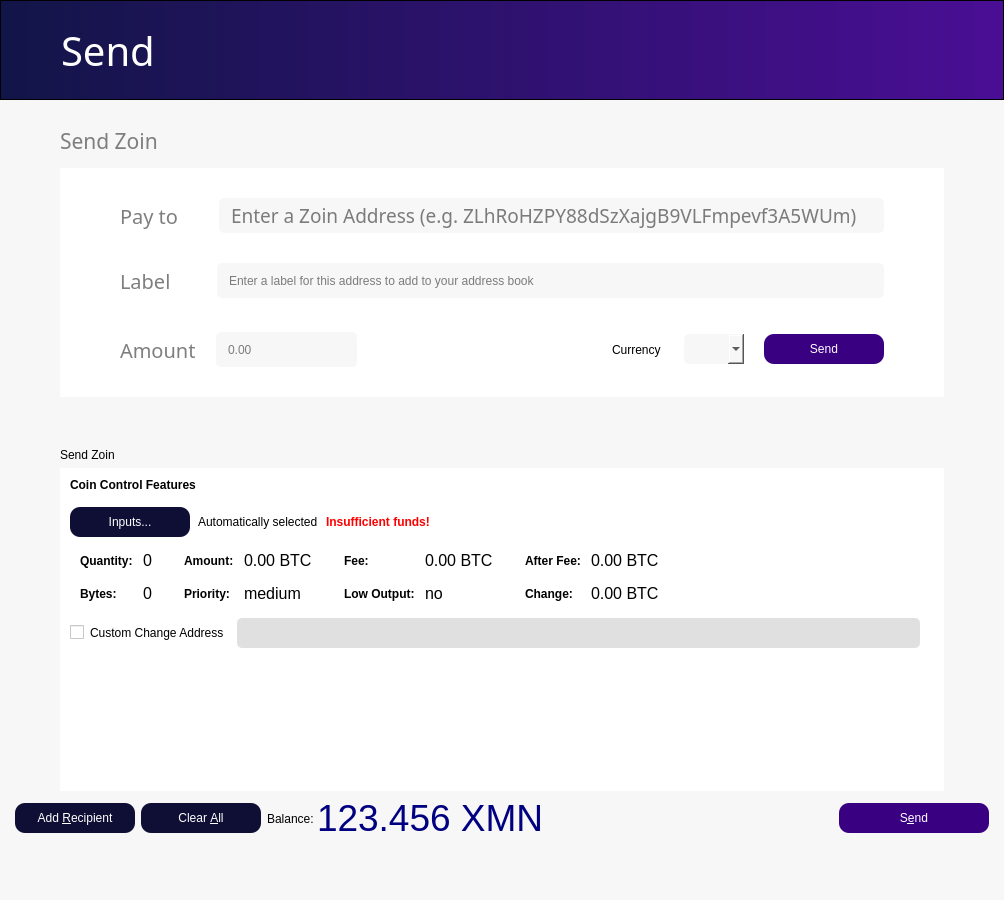
First picture: the form in src/qt/forms/sendcoinsdialog.ui, repository noirofficial/noir, before the edit.
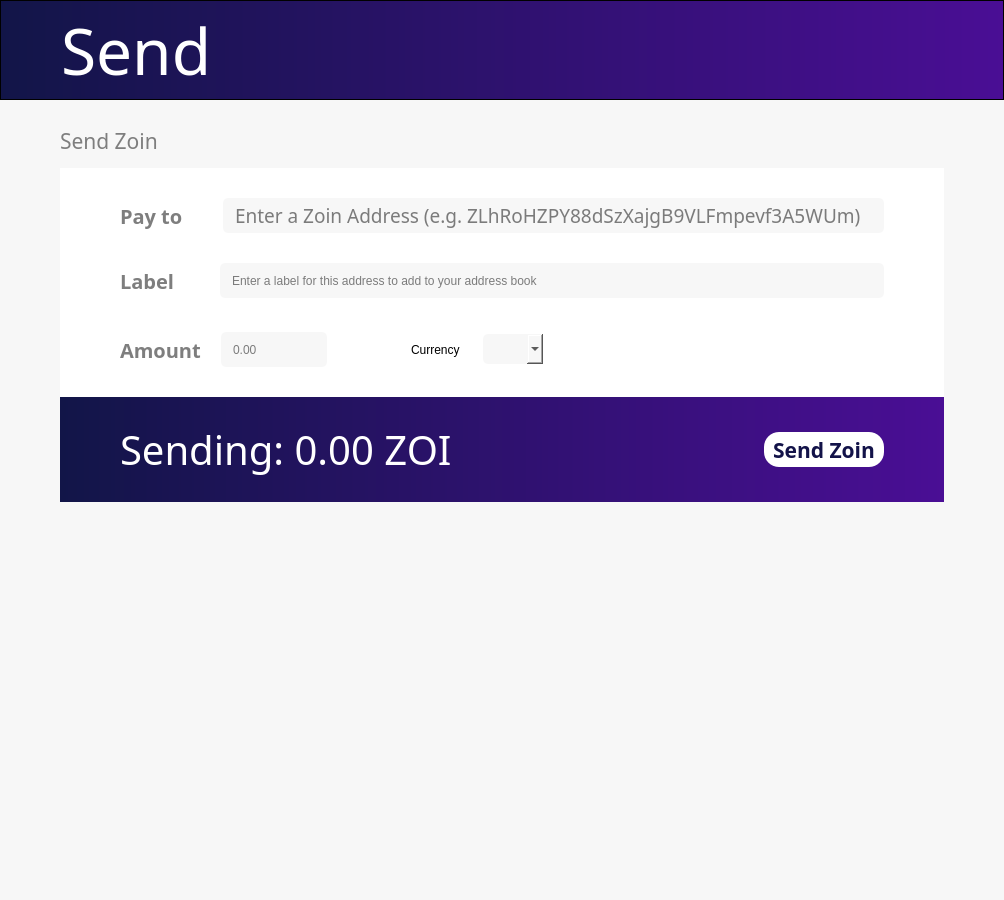
Second picture: the form after the edit. Icons and pictures are not drawn.

Commit message: HTTP helper function/ added workin font/ modified UI/ Set intitialization code for status bar placement

```diff
--- a/src/qt/forms/sendcoinsdialog.ui
+++ b/src/qt/forms/sendcoinsdialog.ui
@@ -16,7 +16,7 @@
   <property name="styleSheet">
    <string notr="true">background-color:rgba(247, 247, 247, 250);</string>
   </property>
-  <layout class="QVBoxLayout" name="verticalLayout" stretch="0,0,0,0,0">
+  <layout class="QVBoxLayout" name="verticalLayout" stretch="0,0,0,0">
    <property name="leftMargin">
     <number>0</number>
    </property>
@@ -72,15 +72,24 @@
           <enum>QFrame::Raised</enum>
          </property>
          <layout class="QVBoxLayout" name="verticalLayout_3">
+          <property name="spacing">
+           <number>0</number>
+          </property>
           <property name="leftMargin">
            <number>60</number>
           </property>
+          <property name="topMargin">
+           <number>0</number>
+          </property>
+          <property name="bottomMargin">
+           <number>0</number>
+          </property>
           <item>
            <widget class="QLabel" name="label_3">
             <property name="font">
              <font>
-              <family>Source Sans Pro</family>
-              <pointsize>30</pointsize>
+              <family>ZoinLight</family>
+              <pointsize>48</pointsize>
              </font>
             </property>
             <property name="styleSheet">
@@ -149,17 +158,31 @@
          <number>30</number>
         </property>
         <property name="leftMargin">
-         <number>60</number>
+         <number>0</number>
         </property>
         <property name="topMargin">
          <number>30</number>
         </property>
         <property name="rightMargin">
-         <number>60</number>
+         <number>0</number>
         </property>
         <property name="bottomMargin">
+         <number>0</number>
+        </property>
+        <item>
+         <layout class="QVBoxLayout" name="verticalLayout_2">
+          <property name="spacing">
          <number>30</number>
         </property>
+          <property name="leftMargin">
+           <number>60</number>
+          </property>
+          <property name="topMargin">
+           <number>0</number>
+          </property>
+          <property name="rightMargin">
+           <number>60</number>
+          </property>
         <item>
          <layout class="QHBoxLayout" name="horizontalLayout">
           <property name="spacing">
@@ -172,8 +195,10 @@
            <widget class="QLabel" name="label_4">
             <property name="font">
              <font>
-              <family>Source Sans Pro</family>
+                <family>ZoinSemiBold</family>
               <pointsize>15</pointsize>
+                <weight>75</weight>
+                <bold>true</bold>
              </font>
             </property>
             <property name="styleSheet">
@@ -242,8 +267,10 @@
            <widget class="QLabel" name="label_5">
             <property name="font">
              <font>
-              <family>Source Sans Pro</family>
+                <family>ZoinSemiBold</family>
               <pointsize>15</pointsize>
+                <weight>75</weight>
+                <bold>true</bold>
              </font>
             </property>
             <property name="styleSheet">
@@ -287,8 +314,10 @@
            <widget class="QLabel" name="label_6">
             <property name="font">
              <font>
-              <family>Source Sans Pro</family>
+                <family>ZoinSemiBold</family>
               <pointsize>15</pointsize>
+                <weight>75</weight>
+                <bold>true</bold>
              </font>
             </property>
             <property name="styleSheet">
@@ -327,7 +356,7 @@
              <number>2</number>
             </property>
             <property name="text">
-             <string>ADD SPACE IN THIS LABEL TO MAKE </string>
+               <string> SPACE</string>
             </property>
            </widget>
           </item>
@@ -361,707 +390,101 @@
            </widget>
           </item>
           <item>
-           <widget class="QPushButton" name="pushButton">
-            <property name="styleSheet">
-             <string notr="true">background-color: rgb(57, 0, 130);
-color: white;
-border-radius:10px;
-height:30px;
-width:120px;</string>
-            </property>
-            <property name="text">
-             <string>Send</string>
-            </property>
-           </widget>
-          </item>
-         </layout>
-        </item>
-       </layout>
-      </widget>
-     </item>
-    </layout>
-   </item>
-   <item>
-    <layout class="QVBoxLayout" name="MainWindow">
-     <property name="leftMargin">
-      <number>60</number>
-     </property>
-     <property name="topMargin">
-      <number>25</number>
-     </property>
-     <property name="rightMargin">
-      <number>60</number>
-     </property>
-     <item>
       <widget class="QLabel" name="label_2">
+              <property name="styleSheet">
+               <string notr="true">color: white;</string>
+              </property>
        <property name="text">
-        <string>Send Zoin</string>
+               <string>THIS LABEL IS A SPACER SO ADD TEXT TO IT TO FIX SP</string>
        </property>
       </widget>
      </item>
+           </layout>
+          </item>
+         </layout>
+        </item>
      <item>
-      <widget class="QFrame" name="frameCoinControl">
-       <property name="sizePolicy">
-        <sizepolicy hsizetype="Expanding" vsizetype="Expanding">
-         <horstretch>0</horstretch>
-         <verstretch>0</verstretch>
-        </sizepolicy>
-       </property>
-       <property name="maximumSize">
-        <size>
-         <width>16777215</width>
-         <height>16777215</height>
-        </size>
-       </property>
+         <widget class="QFrame" name="frame_2">
        <property name="styleSheet">
-        <string notr="true">background-color:rgba(255, 255, 255, 255);
-border: 0</string>
+           <string notr="true">background: QLinearGradient(x1: 0, y1: 0, x2: 1, y2: 0, stop: 0 #121548, stop: 1 #4a0e95);</string>
        </property>
        <property name="frameShape">
         <enum>QFrame::StyledPanel</enum>
        </property>
        <property name="frameShadow">
-        <enum>QFrame::Sunken</enum>
-       </property>
-       <layout class="QVBoxLayout" name="verticalLayoutCoinControl2">
-        <property name="spacing">
-         <number>6</number>
-        </property>
+           <enum>QFrame::Raised</enum>
+          </property>
+          <layout class="QHBoxLayout" name="horizontalLayout_7">
         <property name="leftMargin">
-         <number>0</number>
+            <number>60</number>
         </property>
         <property name="topMargin">
-         <number>0</number>
+            <number>25</number>
         </property>
         <property name="rightMargin">
-         <number>0</number>
+            <number>60</number>
         </property>
         <property name="bottomMargin">
-         <number>4</number>
+            <number>25</number>
         </property>
         <item>
-         <layout class="QVBoxLayout" name="verticalLayoutCoinControl" stretch="0,0,0,0,0,1">
-          <property name="spacing">
-           <number>0</number>
-          </property>
-          <property name="leftMargin">
-           <number>10</number>
-          </property>
-          <property name="topMargin">
-           <number>10</number>
-          </property>
+            <widget class="QLabel" name="label_10">
+             <property name="font">
+              <font>
+               <family>ZoinLight</family>
+               <pointsize>30</pointsize>
+               <weight>50</weight>
+               <italic>false</italic>
+               <bold>false</bold>
+              </font>
+             </property>
+             <property name="styleSheet">
+              <string notr="true">color: white;
+background-color: rgba(0,0,0,0);
+font: url(:/fonts/SourceSansPro-Light);
+</string>
+             </property>
+             <property name="text">
+              <string>Sending: 0.00 ZOI</string>
+             </property>
+            </widget>
+           </item>
           <item>
-           <layout class="QHBoxLayout" name="horizontalLayoutCoinControl1">
-            <property name="bottomMargin">
-             <number>15</number>
-            </property>
-            <item>
-             <widget class="QLabel" name="labelCoinControlFeatures">
+            <widget class="QPushButton" name="pushButton">
               <property name="sizePolicy">
-               <sizepolicy hsizetype="Preferred" vsizetype="Maximum">
+              <sizepolicy hsizetype="Fixed" vsizetype="Fixed">
                 <horstretch>0</horstretch>
                 <verstretch>0</verstretch>
                </sizepolicy>
               </property>
+             <property name="minimumSize">
+              <size>
+               <width>0</width>
+               <height>35</height>
+              </size>
+             </property>
               <property name="font">
                <font>
+               <family>ZoinSemiBold</family>
+               <pointsize>16</pointsize>
                 <weight>75</weight>
                 <bold>true</bold>
                </font>
               </property>
               <property name="styleSheet">
-               <string notr="true">font-weight:bold;</string>
-              </property>
-              <property name="text">
-               <string>Coin Control Features</string>
-              </property>
-             </widget>
-            </item>
-           </layout>
-          </item>
-          <item>
-           <layout class="QHBoxLayout" name="horizontalLayoutCoinControl2" stretch="0,0,0,0">
-            <property name="spacing">
-             <number>8</number>
-            </property>
-            <property name="bottomMargin">
-             <number>10</number>
-            </property>
-            <item>
-             <widget class="QPushButton" name="pushButtonCoinControl">
-              <property name="styleSheet">
-               <string notr="true">background-color: rgb(15, 15, 54);
-color: white;
-border-radius:10px;
+              <string notr="true">background-color: white;
+color: rgb(19, 19, 73);;
+border-radius:15px;
 height:30px;
 width:120px;</string>
               </property>
               <property name="text">
-               <string>Inputs...</string>
+              <string>Send Zoin</string>
               </property>
              </widget>
             </item>
-            <item>
-             <widget class="QLabel" name="labelCoinControlAutomaticallySelected">
-              <property name="text">
-               <string>Automatically selected</string>
-              </property>
-              <property name="margin">
-               <number>5</number>
-              </property>
-             </widget>
-            </item>
-            <item>
-             <widget class="QLabel" name="labelCoinControlInsuffFunds">
-              <property name="font">
-               <font>
-                <weight>75</weight>
-                <bold>true</bold>
-               </font>
-              </property>
-              <property name="styleSheet">
-               <string notr="true">color:red;font-weight:bold;</string>
-              </property>
-              <property name="text">
-               <string>Insufficient funds!</string>
-              </property>
-              <property name="margin">
-               <number>5</number>
-              </property>
-             </widget>
-            </item>
-            <item>
-             <spacer name="horizontalSpacerCoinControl">
-              <property name="orientation">
-               <enum>Qt::Horizontal</enum>
-              </property>
-              <property name="sizeHint" stdset="0">
-               <size>
-                <width>40</width>
-                <height>1</height>
-               </size>
-              </property>
-             </spacer>
-            </item>
-           </layout>
-          </item>
-          <item>
-           <widget class="QWidget" name="widgetCoinControl" native="true">
-            <property name="sizePolicy">
-             <sizepolicy hsizetype="Preferred" vsizetype="Preferred">
-              <horstretch>0</horstretch>
-              <verstretch>0</verstretch>
-             </sizepolicy>
-            </property>
-            <property name="minimumSize">
-             <size>
-              <width>0</width>
-              <height>0</height>
-             </size>
-            </property>
-            <property name="styleSheet">
-             <string notr="true"/>
-            </property>
-            <layout class="QHBoxLayout" name="horizontalLayoutCoinControl5">
-             <property name="leftMargin">
-              <number>0</number>
-             </property>
-             <property name="topMargin">
-              <number>0</number>
-             </property>
-             <property name="rightMargin">
-              <number>0</number>
-             </property>
-             <property name="bottomMargin">
-              <number>0</number>
-             </property>
-             <item>
-              <layout class="QHBoxLayout" name="horizontalLayoutCoinControl3" stretch="0,0,0,1">
-               <property name="spacing">
-                <number>20</number>
-               </property>
-               <property name="topMargin">
-                <number>0</number>
-               </property>
-               <property name="bottomMargin">
-                <number>10</number>
-               </property>
-               <item>
-                <layout class="QFormLayout" name="formLayoutCoinControl1">
-                 <property name="horizontalSpacing">
-                  <number>10</number>
-                 </property>
-                 <property name="verticalSpacing">
-                  <number>14</number>
-                 </property>
-                 <property name="leftMargin">
-                  <number>10</number>
-                 </property>
-                 <property name="topMargin">
-                  <number>4</number>
-                 </property>
-                 <property name="rightMargin">
-                  <number>6</number>
-                 </property>
-                 <item row="0" column="0">
-                  <widget class="QLabel" name="labelCoinControlQuantityText">
-                   <property name="styleSheet">
-                    <string notr="true">font-weight:bold;</string>
-                   </property>
-                   <property name="text">
-                    <string>Quantity:</string>
-                   </property>
-                   <property name="margin">
-                    <number>0</number>
-                   </property>
-                  </widget>
-                 </item>
-                 <item row="0" column="1">
-                  <widget class="QLabel" name="labelCoinControlQuantity">
-                   <property name="font">
-                    <font>
-                     <family>Lucida Grande</family>
-                     <pointsize>12</pointsize>
-                    </font>
-                   </property>
-                   <property name="cursor">
-                    <cursorShape>IBeamCursor</cursorShape>
-                   </property>
-                   <property name="contextMenuPolicy">
-                    <enum>Qt::ActionsContextMenu</enum>
-                   </property>
-                   <property name="text">
-                    <string notr="true">0</string>
-                   </property>
-                   <property name="margin">
-                    <number>0</number>
-                   </property>
-                   <property name="textInteractionFlags">
-                    <set>Qt::LinksAccessibleByMouse|Qt::TextSelectableByKeyboard|Qt::TextSelectableByMouse</set>
-                   </property>
-                  </widget>
-                 </item>
-                 <item row="1" column="0">
-                  <widget class="QLabel" name="labelCoinControlBytesText">
-                   <property name="styleSheet">
-                    <string notr="true">font-weight:bold;</string>
-                   </property>
-                   <property name="text">
-                    <string>Bytes:</string>
-                   </property>
-                  </widget>
-                 </item>
-                 <item row="1" column="1">
-                  <widget class="QLabel" name="labelCoinControlBytes">
-                   <property name="font">
-                    <font>
-                     <family>Lucida Grande</family>
-                     <pointsize>12</pointsize>
-                    </font>
-                   </property>
-                   <property name="cursor">
-                    <cursorShape>IBeamCursor</cursorShape>
-                   </property>
-                   <property name="contextMenuPolicy">
-                    <enum>Qt::ActionsContextMenu</enum>
-                   </property>
-                   <property name="text">
-                    <string notr="true">0</string>
-                   </property>
-                   <property name="textInteractionFlags">
-                    <set>Qt::LinksAccessibleByMouse|Qt::TextSelectableByKeyboard|Qt::TextSelectableByMouse</set>
-                   </property>
-                  </widget>
-                 </item>
-                </layout>
-               </item>
-               <item>
-                <layout class="QFormLayout" name="formLayoutCoinControl2">
-                 <property name="horizontalSpacing">
-                  <number>10</number>
-                 </property>
-                 <property name="verticalSpacing">
-                  <number>14</number>
-                 </property>
-                 <property name="leftMargin">
-                  <number>6</number>
-                 </property>
-                 <property name="topMargin">
-                  <number>4</number>
-                 </property>
-                 <property name="rightMargin">
-                  <number>6</number>
-                 </property>
-                 <item row="0" column="0">
-                  <widget class="QLabel" name="labelCoinControlAmountText">
-                   <property name="styleSheet">
-                    <string notr="true">font-weight:bold;</string>
-                   </property>
-                   <property name="text">
-                    <string>Amount:</string>
-                   </property>
-                   <property name="margin">
-                    <number>0</number>
-                   </property>
-                  </widget>
-                 </item>
-                 <item row="0" column="1">
-                  <widget class="QLabel" name="labelCoinControlAmount">
-                   <property name="font">
-                    <font>
-                     <family>Lucida Grande</family>
-                     <pointsize>12</pointsize>
-                    </font>
-                   </property>
-                   <property name="cursor">
-                    <cursorShape>IBeamCursor</cursorShape>
-                   </property>
-                   <property name="contextMenuPolicy">
-                    <enum>Qt::ActionsContextMenu</enum>
-                   </property>
-                   <property name="text">
-                    <string notr="true">0.00 BTC</string>
-                   </property>
-                   <property name="textInteractionFlags">
-                    <set>Qt::LinksAccessibleByMouse|Qt::TextSelectableByKeyboard|Qt::TextSelectableByMouse</set>
-                   </property>
-                  </widget>
-                 </item>
-                 <item row="1" column="0">
-                  <widget class="QLabel" name="labelCoinControlPriorityText">
-                   <property name="styleSheet">
-                    <string notr="true">font-weight:bold;</string>
-                   </property>
-                   <property name="text">
-                    <string>Priority:</string>
-                   </property>
-                  </widget>
-                 </item>
-                 <item row="1" column="1">
-                  <widget class="QLabel" name="labelCoinControlPriority">
-                   <property name="font">
-                    <font>
-                     <family>Lucida Grande</family>
-                     <pointsize>12</pointsize>
-                    </font>
-                   </property>
-                   <property name="cursor">
-                    <cursorShape>IBeamCursor</cursorShape>
-                   </property>
-                   <property name="contextMenuPolicy">
-                    <enum>Qt::ActionsContextMenu</enum>
-                   </property>
-                   <property name="text">
-                    <string>medium</string>
-                   </property>
-                   <property name="textInteractionFlags">
-                    <set>Qt::LinksAccessibleByMouse|Qt::TextSelectableByKeyboard|Qt::TextSelectableByMouse</set>
-                   </property>
-                  </widget>
-                 </item>
-                </layout>
-               </item>
-               <item>
-                <layout class="QFormLayout" name="formLayoutCoinControl3">
-                 <property name="horizontalSpacing">
-                  <number>10</number>
-                 </property>
-                 <property name="verticalSpacing">
-                  <number>14</number>
-                 </property>
-                 <property name="leftMargin">
-                  <number>6</number>
-                 </property>
-                 <property name="topMargin">
-                  <number>4</number>
-                 </property>
-                 <property name="rightMargin">
-                  <number>6</number>
-                 </property>
-                 <item row="0" column="0">
-                  <widget class="QLabel" name="labelCoinControlFeeText">
-                   <property name="styleSheet">
-                    <string notr="true">font-weight:bold;</string>
-                   </property>
-                   <property name="text">
-                    <string>Fee:</string>
-                   </property>
-                   <property name="margin">
-                    <number>0</number>
-                   </property>
-                  </widget>
-                 </item>
-                 <item row="0" column="1">
-                  <widget class="QLabel" name="labelCoinControlFee">
-                   <property name="font">
-                    <font>
-                     <family>Lucida Grande</family>
-                     <pointsize>12</pointsize>
-                    </font>
-                   </property>
-                   <property name="cursor">
-                    <cursorShape>IBeamCursor</cursorShape>
-                   </property>
-                   <property name="contextMenuPolicy">
-                    <enum>Qt::ActionsContextMenu</enum>
-                   </property>
-                   <property name="text">
-                    <string notr="true">0.00 BTC</string>
-                   </property>
-                   <property name="textInteractionFlags">
-                    <set>Qt::LinksAccessibleByMouse|Qt::TextSelectableByKeyboard|Qt::TextSelectableByMouse</set>
-                   </property>
-                  </widget>
-                 </item>
-                 <item row="1" column="0">
-                  <widget class="QLabel" name="labelCoinControlLowOutputText">
-                   <property name="styleSheet">
-                    <string notr="true">font-weight:bold;</string>
-                   </property>
-                   <property name="text">
-                    <string>Low Output:</string>
-                   </property>
-                  </widget>
-                 </item>
-                 <item row="1" column="1">
-                  <widget class="QLabel" name="labelCoinControlLowOutput">
-                   <property name="font">
-                    <font>
-                     <family>Lucida Grande</family>
-                     <pointsize>12</pointsize>
-                    </font>
-                   </property>
-                   <property name="cursor">
-                    <cursorShape>IBeamCursor</cursorShape>
-                   </property>
-                   <property name="contextMenuPolicy">
-                    <enum>Qt::ActionsContextMenu</enum>
-                   </property>
-                   <property name="text">
-                    <string>no</string>
-                   </property>
-                   <property name="textInteractionFlags">
-                    <set>Qt::LinksAccessibleByMouse|Qt::TextSelectableByKeyboard|Qt::TextSelectableByMouse</set>
-                   </property>
-                  </widget>
-                 </item>
-                </layout>
-               </item>
-               <item>
-                <layout class="QFormLayout" name="formLayoutCoinControl4">
-                 <property name="horizontalSpacing">
-                  <number>10</number>
-                 </property>
-                 <property name="verticalSpacing">
-                  <number>14</number>
-                 </property>
-                 <property name="leftMargin">
-                  <number>6</number>
-                 </property>
-                 <property name="topMargin">
-                  <number>4</number>
-                 </property>
-                 <property name="rightMargin">
-                  <number>6</number>
-                 </property>
-                 <item row="0" column="0">
-                  <widget class="QLabel" name="labelCoinControlAfterFeeText">
-                   <property name="styleSheet">
-                    <string notr="true">font-weight:bold;</string>
-                   </property>
-                   <property name="text">
-                    <string>After Fee:</string>
-                   </property>
-                   <property name="margin">
-                    <number>0</number>
-                   </property>
-                  </widget>
-                 </item>
-                 <item row="0" column="1">
-                  <widget class="QLabel" name="labelCoinControlAfterFee">
-                   <property name="font">
-                    <font>
-                     <family>Lucida Grande</family>
-                     <pointsize>12</pointsize>
-                    </font>
-                   </property>
-                   <property name="cursor">
-                    <cursorShape>IBeamCursor</cursorShape>
-                   </property>
-                   <property name="contextMenuPolicy">
-                    <enum>Qt::ActionsContextMenu</enum>
-                   </property>
-                   <property name="text">
-                    <string notr="true">0.00 BTC</string>
-                   </property>
-                   <property name="textInteractionFlags">
-                    <set>Qt::LinksAccessibleByMouse|Qt::TextSelectableByKeyboard|Qt::TextSelectableByMouse</set>
-                   </property>
-                  </widget>
-                 </item>
-                 <item row="1" column="0">
-                  <widget class="QLabel" name="labelCoinControlChangeText">
-                   <property name="styleSheet">
-                    <string notr="true">font-weight:bold;</string>
-                   </property>
-                   <property name="text">
-                    <string>Change:</string>
-                   </property>
-                  </widget>
-                 </item>
-                 <item row="1" column="1">
-                  <widget class="QLabel" name="labelCoinControlChange">
-                   <property name="font">
-                    <font>
-                     <family>Lucida Grande</family>
-                     <pointsize>12</pointsize>
-                    </font>
-                   </property>
-                   <property name="cursor">
-                    <cursorShape>IBeamCursor</cursorShape>
-                   </property>
-                   <property name="contextMenuPolicy">
-                    <enum>Qt::ActionsContextMenu</enum>
-                   </property>
-                   <property name="text">
-                    <string notr="true">0.00 BTC</string>
-                   </property>
-                   <property name="textInteractionFlags">
-                    <set>Qt::LinksAccessibleByMouse|Qt::TextSelectableByKeyboard|Qt::TextSelectableByMouse</set>
-                   </property>
-                  </widget>
-                 </item>
-                </layout>
-               </item>
-              </layout>
-             </item>
-            </layout>
-           </widget>
-          </item>
-          <item>
-           <layout class="QHBoxLayout" name="horizontalLayoutCoinControl4" stretch="0,0,0">
-            <property name="spacing">
-             <number>12</number>
-            </property>
-            <property name="sizeConstraint">
-             <enum>QLayout::SetDefaultConstraint</enum>
-            </property>
-            <property name="topMargin">
-             <number>5</number>
-            </property>
-            <property name="rightMargin">
-             <number>5</number>
-            </property>
-            <item>
-             <widget class="QCheckBox" name="checkBoxCoinControlChange">
-              <property name="text">
-               <string>Custom Change Address</string>
-              </property>
-             </widget>
-            </item>
-            <item>
-             <widget class="QLineEdit" name="lineEditCoinControlChange">
-              <property name="enabled">
-               <bool>false</bool>
-              </property>
-              <property name="sizePolicy">
-               <sizepolicy hsizetype="Expanding" vsizetype="Fixed">
-                <horstretch>0</horstretch>
-                <verstretch>0</verstretch>
-               </sizepolicy>
-              </property>
-              <property name="styleSheet">
-               <string notr="true">border-radius:5px;
-border-style:solid;
-height:30px;
-border-color:gray;
-border-width:thin;
-background-color:rgb(224,224,224);</string>
-              </property>
-             </widget>
-            </item>
-            <item>
-             <widget class="QLabel" name="labelCoinControlChangeLabel">
-              <property name="sizePolicy">
-               <sizepolicy hsizetype="Preferred" vsizetype="Expanding">
-                <horstretch>0</horstretch>
-                <verstretch>0</verstretch>
-               </sizepolicy>
-              </property>
-              <property name="minimumSize">
-               <size>
-                <width>0</width>
-                <height>0</height>
-               </size>
-              </property>
-              <property name="text">
-               <string/>
-              </property>
-              <property name="margin">
-               <number>3</number>
-              </property>
-             </widget>
-            </item>
-           </layout>
-          </item>
-          <item>
-           <widget class="QScrollArea" name="scrollArea">
-            <property name="widgetResizable">
-             <bool>true</bool>
-            </property>
-            <widget class="QWidget" name="scrollAreaWidgetContents">
-             <property name="geometry">
-              <rect>
-               <x>0</x>
-               <y>0</y>
-               <width>873</width>
-               <height>72</height>
-              </rect>
-             </property>
-             <layout class="QVBoxLayout" name="verticalLayout_2">
-              <property name="leftMargin">
-               <number>0</number>
-              </property>
-              <property name="topMargin">
-               <number>0</number>
-              </property>
-              <property name="rightMargin">
-               <number>0</number>
-              </property>
-              <property name="bottomMargin">
-               <number>0</number>
-              </property>
-              <item>
-               <layout class="QVBoxLayout" name="entries">
-                <property name="spacing">
-                 <number>6</number>
-                </property>
-                <property name="leftMargin">
-                 <number>15</number>
-                </property>
-                <property name="rightMargin">
-                 <number>15</number>
-                </property>
-               </layout>
-              </item>
-             </layout>
-            </widget>
-           </widget>
-          </item>
-          <item>
-           <spacer name="verticalSpacerCoinControl">
-            <property name="orientation">
-             <enum>Qt::Vertical</enum>
-            </property>
-            <property name="sizeHint" stdset="0">
-             <size>
-              <width>800</width>
-              <height>1</height>
-             </size>
-            </property>
-           </spacer>
-          </item>
-         </layout>
+          </layout>
+         </widget>
         </item>
        </layout>
       </widget>
@@ -1070,134 +493,86 @@
    </item>
    <item>
     <layout class="QHBoxLayout" name="BottomToolbar">
+     <property name="spacing">
+      <number>0</number>
+     </property>
      <property name="leftMargin">
-      <number>15</number>
+      <number>300</number>
      </property>
      <property name="rightMargin">
-      <number>15</number>
-     </property>
-     <item>
-      <widget class="QPushButton" name="addButton">
-       <property name="toolTip">
-        <string>Send to multiple recipients at once</string>
-       </property>
-       <property name="styleSheet">
-        <string notr="true">background-color: rgb(15, 15, 54);
-color: white;
-border-radius:10px;
-height:30px;
-width:120px;</string>
-       </property>
-       <property name="text">
-        <string>Add &amp;Recipient</string>
-       </property>
-       <property name="autoDefault">
-        <bool>false</bool>
-       </property>
-      </widget>
-     </item>
-     <item>
-      <widget class="QPushButton" name="clearButton">
-       <property name="sizePolicy">
-        <sizepolicy hsizetype="Minimum" vsizetype="Fixed">
-         <horstretch>0</horstretch>
-         <verstretch>0</verstretch>
-        </sizepolicy>
-       </property>
-       <property name="toolTip">
-        <string>Remove all transaction fields</string>
-       </property>
-       <property name="styleSheet">
-        <string notr="true">background-color: rgb(15, 15, 54);
-color: white;
-border-radius:10px;
-height:30px;
-width:120px;</string>
-       </property>
-       <property name="text">
-        <string>Clear &amp;All</string>
-       </property>
-       <property name="autoRepeatDelay">
         <number>300</number>
        </property>
-       <property name="autoDefault">
-        <bool>false</bool>
-       </property>
-      </widget>
-     </item>
      <item>
-      <layout class="QHBoxLayout" name="horizontalLayout_2">
+      <layout class="QVBoxLayout" name="verticalLayout_4">
        <property name="spacing">
         <number>3</number>
        </property>
+       <property name="topMargin">
+        <number>30</number>
+       </property>
+       <property name="bottomMargin">
+        <number>30</number>
+       </property>
        <item>
         <widget class="QLabel" name="label">
+         <property name="enabled">
+          <bool>false</bool>
+         </property>
+         <property name="font">
+          <font>
+           <family>Source Sans Pro</family>
+           <pointsize>18</pointsize>
+          </font>
+         </property>
+         <property name="styleSheet">
+          <string notr="true">color:rgba(120, 120, 120,0);</string>
+         </property>
          <property name="text">
-          <string>Balance:</string>
+          <string>BALANCE</string>
+         </property>
+         <property name="alignment">
+          <set>Qt::AlignCenter</set>
          </property>
         </widget>
        </item>
        <item>
         <widget class="QLabel" name="labelBalance">
+         <property name="enabled">
+          <bool>false</bool>
+         </property>
          <property name="font">
           <font>
+           <family>ZoinSemiBold</family>
            <pointsize>28</pointsize>
+           <weight>75</weight>
+           <bold>true</bold>
           </font>
          </property>
          <property name="cursor">
           <cursorShape>IBeamCursor</cursorShape>
          </property>
          <property name="styleSheet">
-          <string notr="true">color: rgb(0, 0, 128);</string>
+          <string notr="true">color: rgb(0, 0, 128,0);</string>
          </property>
          <property name="text">
           <string>123.456 XMN</string>
          </property>
+         <property name="alignment">
+          <set>Qt::AlignCenter</set>
+         </property>
          <property name="textInteractionFlags">
           <set>Qt::LinksAccessibleByMouse|Qt::TextSelectableByKeyboard|Qt::TextSelectableByMouse</set>
          </property>
         </widget>
        </item>
-      </layout>
-     </item>
      <item>
-      <spacer name="horizontalSpacer">
-       <property name="orientation">
-        <enum>Qt::Horizontal</enum>
-       </property>
-       <property name="sizeHint" stdset="0">
-        <size>
-         <width>40</width>
-         <height>20</height>
-        </size>
-       </property>
-      </spacer>
-     </item>
-     <item>
-      <widget class="QPushButton" name="sendButton">
-       <property name="minimumSize">
-        <size>
-         <width>150</width>
-         <height>0</height>
-        </size>
-       </property>
-       <property name="toolTip">
-        <string>Confirm the send action</string>
-       </property>
-       <property name="styleSheet">
-        <string notr="true">background-color: rgb(57, 0, 130);
-color: white;
-border-radius:10px;
-height:30px;
-width:120px;</string>
-       </property>
+        <widget class="QLabel" name="label_11">
        <property name="text">
-        <string>S&amp;end</string>
-       </property>
-       <property name="default">
-        <bool>true</bool>
-       </property>
-      </widget>
+          <string/>
+         </property>
+        </widget>
+       </item>
+      </layout>
      </item>
     </layout>
    </item>
```
Left out of the diff: 8 changed lines with no effect on the pictures. Lines whose indentation alone changed are shown as unchanged. The commit also changes 35 other files.
